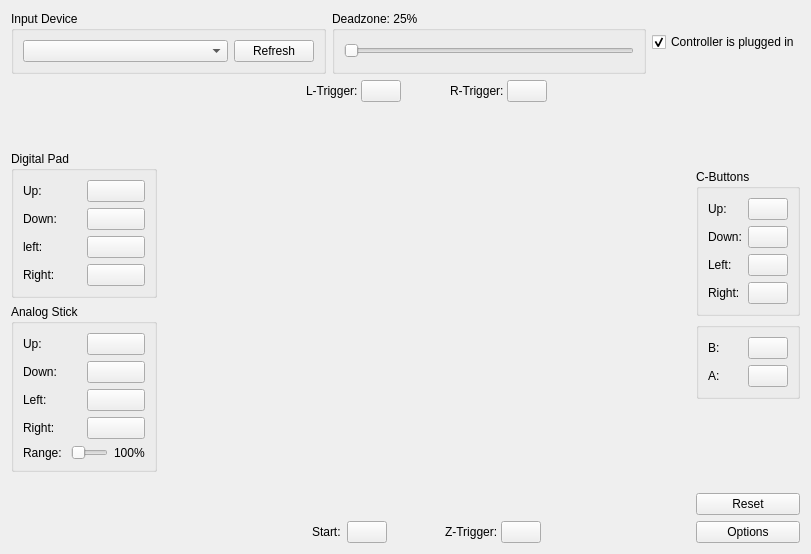
The window that Source/RMG-Input/UserInterface/Widget/ControllerWidget.ui (Rosalie241/RMG) describes before a commit, drawn with Qt 5.
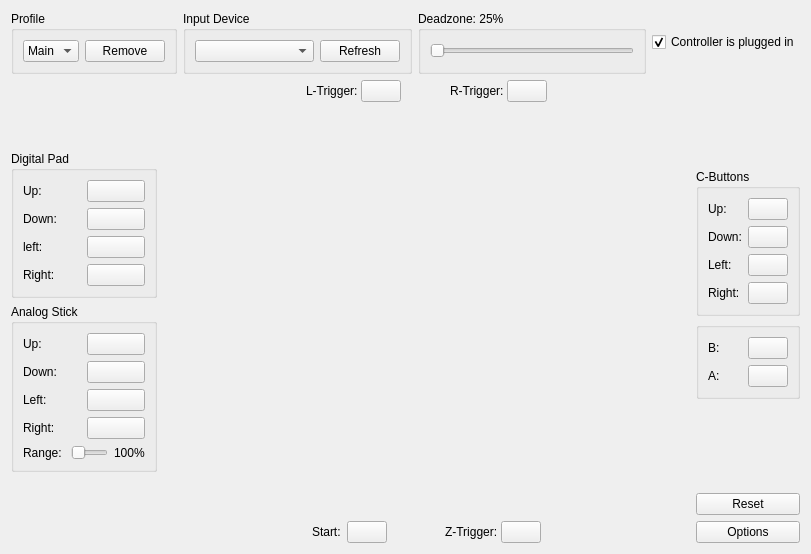
The same window after the commit. Custom widgets are drawn as their Qt base class.

Commit message: RMG-Input: implement per game profiles

```diff
--- a/Source/RMG-Input/UserInterface/Widget/ControllerWidget.ui
+++ b/Source/RMG-Input/UserInterface/Widget/ControllerWidget.ui
@@ -22,6 +22,31 @@
   <layout class="QVBoxLayout" name="verticalLayout_10">
    <item>
     <layout class="QHBoxLayout" name="horizontalLayout_4">
+     <item>
+      <widget class="QGroupBox" name="groupBox_5">
+       <property name="title">
+        <string>Profile</string>
+       </property>
+       <layout class="QHBoxLayout" name="horizontalLayout_11">
+        <item>
+         <widget class="QComboBox" name="profileComboBox">
+          <item>
+           <property name="text">
+            <string>Main</string>
+           </property>
+          </item>
+         </widget>
+        </item>
+        <item>
+         <widget class="QPushButton" name="removeProfileButton">
+          <property name="text">
+           <string>Remove</string>
+          </property>
+         </widget>
+        </item>
+       </layout>
+      </widget>
+     </item>
      <item>
       <widget class="QGroupBox" name="groupBox_4">
        <property name="sizePolicy">
@@ -46,6 +71,12 @@
         </item>
         <item>
          <widget class="QPushButton" name="inputDeviceRefreshButton">
+          <property name="sizePolicy">
+           <sizepolicy hsizetype="Minimum" vsizetype="Preferred">
+            <horstretch>0</horstretch>
+            <verstretch>0</verstretch>
+           </sizepolicy>
+          </property>
           <property name="text">
            <string>Refresh</string>
           </property>
```
The commit also changes 5 other files.
